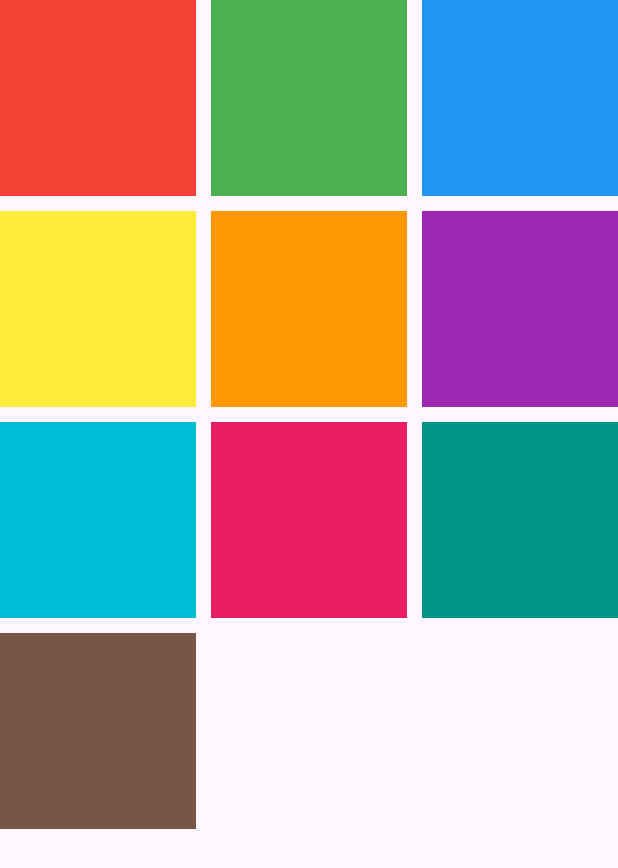
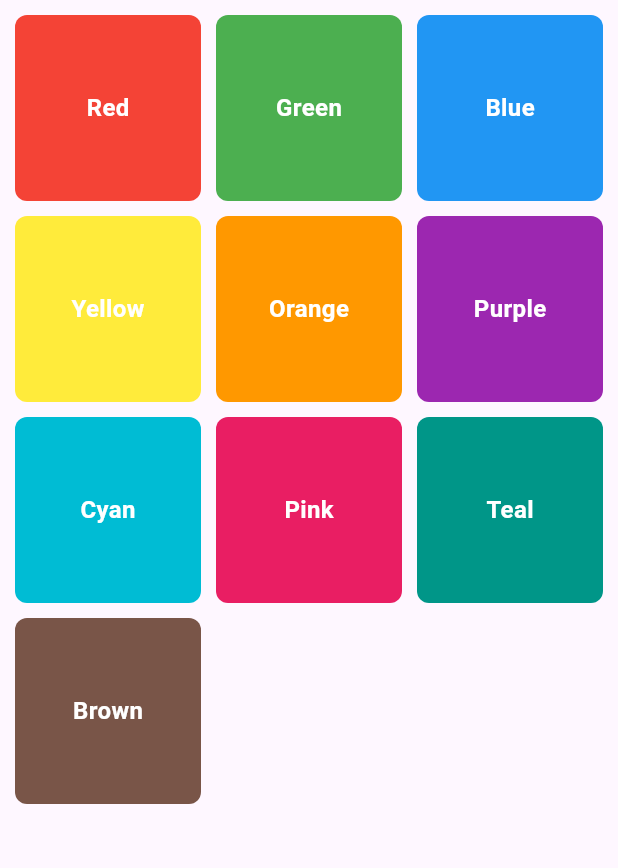
Before and after one commit to SuhAilMAnzoor/Sixth-Gridview-Gridview-dot-Builder-Navigation-Mediaqurey-Fonts, a Flutter app: the screen it shows after launch, on a phone screen of 412 x 824 dp. Shown: the top 868 px of the screen. Run offline on Flutter 3.47's test engine with Material 3 defaults, Android fonts, the phone set to English and light mode, and no system bars.

Commit message:
GridViewBuilder, Different colors of containers and each container contains its different color and shows a text inside a container which color of container is in center postion of each container,reduce code same Simple Gridview work achived in Girdview.Builder, built it as you want

```diff
--- /dev/null
+++ b/lib/girdviewbuilder_differently_represenation_of_colors_containers_contains_eachcontainer_with_its_owncolor_name.dart
@@ -0,0 +1,54 @@
+import 'package:flutter/material.dart';
+
+class GirdViewBuilderDifferentContainerContainsItsColorsandOwnName extends StatelessWidget {
+  const GirdViewBuilderDifferentContainerContainsItsColorsandOwnName({super.key});
+
+  @override
+  Widget build(BuildContext context) {
+    // Define a list of colors with their names
+    final List<Map<String, dynamic>> colors = [
+      {'color': Colors.red, 'name': 'Red'},
+      {'color': Colors.green, 'name': 'Green'},
+      {'color': Colors.blue, 'name': 'Blue'},
+      {'color': Colors.yellow, 'name': 'Yellow'},
+      {'color': Colors.orange, 'name': 'Orange'},
+      {'color': Colors.purple, 'name': 'Purple'},
+      {'color': Colors.cyan, 'name': 'Cyan'},
+      {'color': Colors.pink, 'name': 'Pink'},
+      {'color': Colors.teal, 'name': 'Teal'},
+      {'color': Colors.brown, 'name': 'Brown'},
+    ];
+
+    return Scaffold(
+      body: Padding(
+        padding: const EdgeInsets.all(10.0),
+        child: GridView.builder(
+          itemCount: colors.length, // Create grid items equal to the number of colors
+          gridDelegate: const SliverGridDelegateWithFixedCrossAxisCount(
+            crossAxisCount: 3, // 3 items per row
+            crossAxisSpacing: 10, // Horizontal spacing
+            mainAxisSpacing: 10, // Vertical spacing
+          ),
+          itemBuilder: (context, index) {
+            return Container(
+              decoration: BoxDecoration(
+                color: colors[index]['color'], // Use the color
+                borderRadius: BorderRadius.circular(8), // Rounded corners
+              ),
+              child: Center(
+                child: Text(
+                  colors[index]['name'], // Use the name
+                  style: const TextStyle(
+                    color: Colors.white, // Text color
+                    fontSize: 16,
+                    fontWeight: FontWeight.bold,
+                  ),
+                ),
+              ),
+            );
+          },
+        ),
+      ),
+    );
+  }
+}
--- a/lib/main.dart
+++ b/lib/main.dart
@@ -1,5 +1,5 @@
 import 'package:flutter/material.dart';
-import 'package:sixth_gridview_navigation_mediaqurey_fonts/gridviewbuilder_differently_colors_represenation.dart';
+import 'package:sixth_gridview_navigation_mediaqurey_fonts/girdviewbuilder_differently_represenation_of_colors_containers_contains_eachcontainer_with_its_owncolor_name.dart';
 
 void main() {
   runApp(const MyApp());
@@ -12,7 +12,7 @@ class MyApp extends StatelessWidget {
   Widget build(BuildContext context) {
     ThemeData();
     return const MaterialApp(
-      home: GirdViewBuilderDifferentColors(),
+      home: GirdViewBuilderDifferentContainerContainsItsColorsandOwnName(),
     );
   }
 }
```
